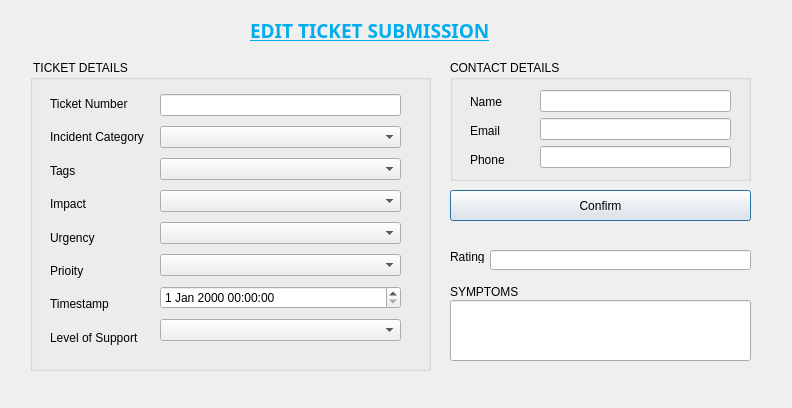
The window that editticketdialog.ui (27011389/BitTicket) describes before a commit, drawn with Qt 5.
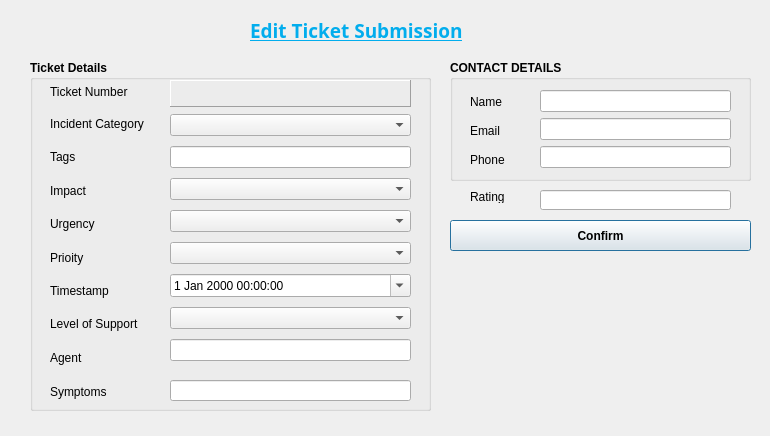
The same window after the commit. Icons and pictures are not drawn.

Diff of the .ui file:
```diff
--- a/editticketdialog.ui
+++ b/editticketdialog.ui
@@ -6,12 +6,16 @@
    <rect>
     <x>0</x>
     <y>0</y>
-    <width>792</width>
-    <height>408</height>
+    <width>770</width>
+    <height>436</height>
    </rect>
   </property>
   <property name="windowTitle">
-   <string>Dialog</string>
+   <string>Edit Ticket</string>
+  </property>
+  <property name="windowIcon">
+   <iconset resource="images.qrc">
+    <normaloff>:/new/res/images/BitTicketLogo.png</normaloff>:/new/res/images/BitTicketLogo.png</iconset>
   </property>
   <widget class="QLabel" name="label">
    <property name="geometry">
@@ -35,7 +39,7 @@
     <string notr="true">color: rgb(2, 173, 237);</string>
    </property>
    <property name="text">
-    <string>EDIT TICKET SUBMISSION</string>
+    <string>Edit Ticket Submission</string>
    </property>
   </widget>
   <widget class="QGroupBox" name="groupBox">
@@ -44,31 +48,36 @@
      <x>30</x>
      <y>60</y>
      <width>401</width>
-     <height>311</height>
+     <height>351</height>
     </rect>
    </property>
+   <property name="font">
+    <font>
+     <weight>75</weight>
+     <bold>true</bold>
+    </font>
+   </property>
    <property name="title">
-    <string> TICKET DETAILS</string>
+    <string>Ticket Details</string>
    </property>
    <widget class="QWidget" name="layoutWidget">
     <property name="geometry">
      <rect>
       <x>20</x>
-      <y>30</y>
+      <y>50</y>
       <width>105</width>
       <height>261</height>
      </rect>
     </property>
     <layout class="QVBoxLayout" name="verticalLayout_3">
-     <item>
-      <widget class="QLabel" name="lb_ticket_num">
-       <property name="text">
-        <string>Ticket Number</string>
-       </property>
-      </widget>
-     </item>
      <item>
       <widget class="QLabel" name="lb_incident_cat">
+       <property name="font">
+        <font>
+         <weight>50</weight>
+         <bold>false</bold>
+        </font>
+       </property>
        <property name="text">
         <string>Incident Category</string>
        </property>
@@ -76,6 +85,12 @@
      </item>
      <item>
       <widget class="QLabel" name="lb_tags">
+       <property name="font">
+        <font>
+         <weight>50</weight>
+         <bold>false</bold>
+        </font>
+       </property>
        <property name="text">
         <string>Tags</string>
        </property>
@@ -83,6 +98,12 @@
      </item>
      <item>
       <widget class="QLabel" name="lb_impact">
+       <property name="font">
+        <font>
+         <weight>50</weight>
+         <bold>false</bold>
+        </font>
+       </property>
        <property name="text">
         <string>Impact</string>
        </property>
@@ -90,6 +111,12 @@
      </item>
      <item>
       <widget class="QLabel" name="lb_urgency">
+       <property name="font">
+        <font>
+         <weight>50</weight>
+         <bold>false</bold>
+        </font>
+       </property>
        <property name="text">
         <string>Urgency</string>
        </property>
@@ -97,6 +124,12 @@
      </item>
      <item>
       <widget class="QLabel" name="lb_priority">
+       <property name="font">
+        <font>
+         <weight>50</weight>
+         <bold>false</bold>
+        </font>
+       </property>
        <property name="text">
         <string>Prioity</string>
        </property>
@@ -104,6 +137,12 @@
      </item>
      <item>
       <widget class="QLabel" name="lb_timestamp">
+       <property name="font">
+        <font>
+         <weight>50</weight>
+         <bold>false</bold>
+        </font>
+       </property>
        <property name="text">
         <string>Timestamp</string>
        </property>
@@ -111,62 +150,209 @@
      </item>
      <item>
       <widget class="QLabel" name="lb_level_support">
+       <property name="font">
+        <font>
+         <weight>50</weight>
+         <bold>false</bold>
+        </font>
+       </property>
        <property name="text">
         <string>Level of Support</string>
        </property>
       </widget>
      </item>
+     <item>
+      <widget class="QLabel" name="label_4">
+       <property name="font">
+        <font>
+         <weight>50</weight>
+         <bold>false</bold>
+        </font>
+       </property>
+       <property name="text">
+        <string>Agent</string>
+       </property>
+      </widget>
+     </item>
     </layout>
    </widget>
    <widget class="QWidget" name="layoutWidget_2">
     <property name="geometry">
      <rect>
-      <x>130</x>
-      <y>30</y>
+      <x>140</x>
+      <y>50</y>
       <width>241</width>
       <height>261</height>
      </rect>
     </property>
     <layout class="QVBoxLayout" name="verticalLayout">
      <item>
-      <widget class="QLineEdit" name="lineEdit"/>
+      <widget class="QComboBox" name="comboBox_5">
+       <property name="font">
+        <font>
+         <weight>50</weight>
+         <bold>false</bold>
+        </font>
+       </property>
+      </widget>
      </item>
      <item>
-      <widget class="QComboBox" name="comboBox_5"/>
+      <widget class="QLineEdit" name="lineEdit_Tag">
+       <property name="font">
+        <font>
+         <weight>50</weight>
+         <bold>false</bold>
+        </font>
+       </property>
+      </widget>
      </item>
      <item>
-      <widget class="QComboBox" name="comboBox_4"/>
+      <widget class="QComboBox" name="comboBox_6">
+       <property name="font">
+        <font>
+         <weight>50</weight>
+         <bold>false</bold>
+        </font>
+       </property>
+      </widget>
      </item>
      <item>
-      <widget class="QComboBox" name="comboBox_6"/>
+      <widget class="QComboBox" name="comboBox_3">
+       <property name="font">
+        <font>
+         <weight>50</weight>
+         <bold>false</bold>
+        </font>
+       </property>
+      </widget>
      </item>
      <item>
-      <widget class="QComboBox" name="comboBox_3"/>
+      <widget class="QComboBox" name="comboBox_2">
+       <property name="font">
+        <font>
+         <weight>50</weight>
+         <bold>false</bold>
+        </font>
+       </property>
+      </widget>
      </item>
      <item>
-      <widget class="QComboBox" name="comboBox_2"/>
+      <widget class="QDateTimeEdit" name="dateTimeEdit">
+       <property name="font">
+        <font>
+         <weight>50</weight>
+         <bold>false</bold>
+        </font>
+       </property>
+       <property name="calendarPopup">
+        <bool>true</bool>
+       </property>
+      </widget>
      </item>
      <item>
-      <widget class="QDateTimeEdit" name="dateTimeEdit"/>
+      <widget class="QComboBox" name="comboBox">
+       <property name="font">
+        <font>
+         <weight>50</weight>
+         <bold>false</bold>
+        </font>
+       </property>
+      </widget>
      </item>
      <item>
-      <widget class="QComboBox" name="comboBox"/>
+      <widget class="QLineEdit" name="lineEditAgent">
+       <property name="font">
+        <font>
+         <weight>50</weight>
+         <bold>false</bold>
+        </font>
+       </property>
+      </widget>
      </item>
     </layout>
    </widget>
-  </widget>
-  <widget class="QLineEdit" name="lineEdit_4">
-   <property name="geometry">
-    <rect>
-     <x>450</x>
-     <y>300</y>
-     <width>301</width>
-     <height>61</height>
-    </rect>
-   </property>
-   <property name="text">
-    <string/>
-   </property>
+   <widget class="QLabel" name="lb_ticket_num">
+    <property name="geometry">
+     <rect>
+      <x>140</x>
+      <y>20</y>
+      <width>241</width>
+      <height>27</height>
+     </rect>
+    </property>
+    <property name="cursor">
+     <cursorShape>ForbiddenCursor</cursorShape>
+    </property>
+    <property name="toolTip">
+     <string>Can not modify</string>
+    </property>
+    <property name="frameShape">
+     <enum>QFrame::Panel</enum>
+    </property>
+    <property name="frameShadow">
+     <enum>QFrame::Raised</enum>
+    </property>
+    <property name="text">
+     <string/>
+    </property>
+   </widget>
+   <widget class="QLabel" name="lb_symptoms_3">
+    <property name="geometry">
+     <rect>
+      <x>20</x>
+      <y>320</y>
+      <width>103</width>
+      <height>23</height>
+     </rect>
+    </property>
+    <property name="font">
+     <font>
+      <weight>50</weight>
+      <bold>false</bold>
+     </font>
+    </property>
+    <property name="text">
+     <string>Symptoms</string>
+    </property>
+   </widget>
+   <widget class="QLineEdit" name="lineEdit_4">
+    <property name="geometry">
+     <rect>
+      <x>140</x>
+      <y>320</y>
+      <width>241</width>
+      <height>21</height>
+     </rect>
+    </property>
+    <property name="font">
+     <font>
+      <weight>50</weight>
+      <bold>false</bold>
+     </font>
+    </property>
+    <property name="text">
+     <string/>
+    </property>
+   </widget>
+   <widget class="QLabel" name="lb_symptoms_4">
+    <property name="geometry">
+     <rect>
+      <x>20</x>
+      <y>20</y>
+      <width>103</width>
+      <height>23</height>
+     </rect>
+    </property>
+    <property name="font">
+     <font>
+      <weight>50</weight>
+      <bold>false</bold>
+     </font>
+    </property>
+    <property name="text">
+     <string>Ticket Number</string>
+    </property>
+   </widget>
   </widget>
   <widget class="QGroupBox" name="groupBox_2">
    <property name="geometry">
@@ -177,6 +363,12 @@
      <height>121</height>
     </rect>
    </property>
+   <property name="font">
+    <font>
+     <weight>75</weight>
+     <bold>true</bold>
+    </font>
+   </property>
    <property name="title">
     <string>CONTACT DETAILS</string>
    </property>
@@ -192,6 +384,12 @@
     <layout class="QVBoxLayout" name="verticalLayout_4">
      <item>
       <widget class="QLabel" name="lb_name">
+       <property name="font">
+        <font>
+         <weight>50</weight>
+         <bold>false</bold>
+        </font>
+       </property>
        <property name="text">
         <string>Name</string>
        </property>
@@ -199,6 +397,12 @@
      </item>
      <item>
       <widget class="QLabel" name="lb_email">
+       <property name="font">
+        <font>
+         <weight>50</weight>
+         <bold>false</bold>
+        </font>
+       </property>
        <property name="text">
         <string>Email</string>
        </property>
@@ -206,6 +410,12 @@
      </item>
      <item>
       <widget class="QLabel" name="lb_phone">
+       <property name="font">
+        <font>
+         <weight>50</weight>
+         <bold>false</bold>
+        </font>
+       </property>
        <property name="text">
         <string>Phone</string>
        </property>
@@ -224,39 +434,53 @@
     </property>
     <layout class="QVBoxLayout" name="verticalLayout_2">
      <item>
-      <widget class="QLineEdit" name="lineEdit_10"/>
+      <widget class="QLineEdit" name="lineEdit_10">
+       <property name="font">
+        <font>
+         <weight>50</weight>
+         <bold>false</bold>
+        </font>
+       </property>
+      </widget>
      </item>
      <item>
-      <widget class="QLineEdit" name="lineEdit_11"/>
+      <widget class="QLineEdit" name="lineEdit_11">
+       <property name="font">
+        <font>
+         <weight>50</weight>
+         <bold>false</bold>
+        </font>
+       </property>
+      </widget>
      </item>
      <item>
-      <widget class="QLineEdit" name="lineEdit_12"/>
+      <widget class="QLineEdit" name="lineEdit_12">
+       <property name="font">
+        <font>
+         <weight>50</weight>
+         <bold>false</bold>
+        </font>
+       </property>
+      </widget>
      </item>
     </layout>
    </widget>
   </widget>
-  <widget class="QLabel" name="lb_symptoms_3">
-   <property name="geometry">
-    <rect>
-     <x>450</x>
-     <y>280</y>
-     <width>103</width>
-     <height>23</height>
-    </rect>
-   </property>
-   <property name="text">
-    <string>SYMPTOMS</string>
-   </property>
-  </widget>
   <widget class="QPushButton" name="pushButton">
    <property name="geometry">
     <rect>
      <x>450</x>
-     <y>190</y>
+     <y>220</y>
      <width>301</width>
      <height>31</height>
     </rect>
    </property>
+   <property name="font">
+    <font>
+     <weight>75</weight>
+     <bold>true</bold>
+    </font>
+   </property>
    <property name="text">
     <string>Confirm</string>
    </property>
@@ -264,18 +488,24 @@
   <widget class="QLineEdit" name="txtRating">
    <property name="geometry">
     <rect>
-     <x>490</x>
-     <y>250</y>
-     <width>261</width>
+     <x>540</x>
+     <y>190</y>
+     <width>191</width>
      <height>20</height>
     </rect>
    </property>
+   <property name="font">
+    <font>
+     <weight>50</weight>
+     <bold>false</bold>
+    </font>
+   </property>
   </widget>
   <widget class="QLabel" name="label_2">
    <property name="geometry">
     <rect>
-     <x>450</x>
-     <y>250</y>
+     <x>470</x>
+     <y>190</y>
      <width>47</width>
      <height>13</height>
     </rect>
@@ -284,6 +514,29 @@
     <string>Rating</string>
    </property>
   </widget>
+  <widget class="QLabel" name="label_3">
+   <property name="geometry">
+    <rect>
+     <x>460</x>
+     <y>240</y>
+     <width>281</width>
+     <height>211</height>
+    </rect>
+   </property>
+   <property name="styleSheet">
+    <string notr="true">image: url(:/new/res/images/BitTicketLogoback.png);</string>
+   </property>
+   <property name="text">
+    <string/>
+   </property>
+  </widget>
+  <zorder>label_3</zorder>
+  <zorder>label</zorder>
+  <zorder>groupBox</zorder>
+  <zorder>groupBox_2</zorder>
+  <zorder>pushButton</zorder>
+  <zorder>txtRating</zorder>
+  <zorder>label_2</zorder>
  </widget>
  <resources/>
  <connections/>
```
Left out of the diff: 4 changed lines with no effect on the pictures.
